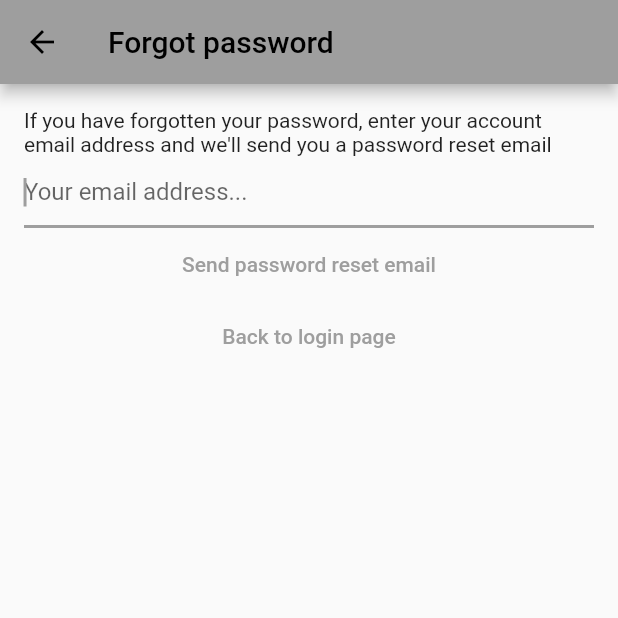
After one commit to oasjs/mynotes, a Flutter app: the ForgotPasswordView screen opened directly, after a tap on "Back to login page", on a phone screen of 412 x 824 dp, the top half of it. The commit adds this screen. Run offline on Flutter 3.47's test engine with Material 2 defaults, Android fonts, the phone set to English and light mode, and no system bars; our stand-ins replace bloc, cloud_firestore, equatable, firebase_auth, firebase_core, flutter_bloc and 2 more; missing offline and left inert: dart:ffi; accounts and stored records are empty; network calls fail.

Commit message:
Adds and implements password reset fnuctionality

```diff
--- a/lib/main.dart
+++ b/lib/main.dart
@@ -6,6 +6,7 @@ import 'package:mynotes/services/auth/bloc/auth_bloc.dart';
 import 'package:mynotes/services/auth/bloc/auth_event.dart';
 import 'package:mynotes/services/auth/bloc/auth_state.dart';
 import 'package:mynotes/services/auth/firebase_auth_provider.dart';
+import 'package:mynotes/views/forgot_password_view.dart';
 import 'package:mynotes/views/login_view.dart';
 import 'package:mynotes/views/notes/create_update_note_view.dart';
 import 'package:mynotes/views/notes/notes_view.dart';
@@ -56,7 +57,7 @@ class HomePage extends StatelessWidget {
       },
       builder: (context, state) {
         // This switch approach must take the runtimeType, or it will try to
-        // check for the compiletimeType otherwise.
+        // check for the compiletimeType.
         switch (state.runtimeType) {
           case AuthStateLoggedIn:
             return const NotesView();
@@ -66,6 +67,8 @@ class HomePage extends StatelessWidget {
             return const LoginView();
           case AuthStateRegistering:
             return const RegisterView();
+          case AuthStateForgotPassword:
+            return const ForgotPasswordView();
           default:
             return const Scaffold(
               body: CircularProgressIndicator(),
--- a/lib/services/auth/auth_provider.dart
+++ b/lib/services/auth/auth_provider.dart
@@ -13,4 +13,5 @@ abstract class AuthProvider {
   });
   Future<void> logOut();
   Future<void> sendEmailVerification();
+  Future<void> sendPasswordReset({required String toEmail});
 }
--- a/lib/services/auth/auth_service.dart
+++ b/lib/services/auth/auth_service.dart
@@ -41,4 +41,8 @@ class AuthService implements AuthProvider {
 
   @override
   Future<void> initialize() => provider.initialize();
+
+  @override
+  Future<void> sendPasswordReset({required String toEmail}) =>
+      provider.sendPasswordReset(toEmail: toEmail);
 }
--- a/lib/services/auth/bloc/auth_event.dart
+++ b/lib/services/auth/bloc/auth_event.dart
@@ -22,6 +22,11 @@ class AuthEventLogIn extends AuthEvent {
   );
 }
 
+class AuthEventForgotPassword extends AuthEvent {
+  final String? email;
+  const AuthEventForgotPassword({this.email});
+}
+
 class AuthEventLogOut extends AuthEvent {
   const AuthEventLogOut();
 }
--- /dev/null
+++ b/lib/utilities/dialogs/password_reset_email_sent_dialog.dart
@@ -0,0 +1,14 @@
+import 'package:flutter/widgets.dart';
+import 'package:mynotes/utilities/dialogs/generic_dialog.dart';
+
+Future<void> showPasswordResetSentDialog(BuildContext context) {
+  return showGenericDialog(
+    context: context,
+    title: 'Password reset',
+    content:
+        'We have sent you a password reset email. Please check your inbox.',
+    optionBuilder: () => {
+      'OK': null,
+    },
+  );
+}
--- /dev/null
+++ b/lib/views/forgot_password_view.dart
@@ -0,0 +1,91 @@
+import 'package:flutter/material.dart';
+import 'package:flutter_bloc/flutter_bloc.dart';
+import 'package:mynotes/services/auth/auth_exceptions.dart';
+import 'package:mynotes/services/auth/bloc/auth_bloc.dart';
+import 'package:mynotes/services/auth/bloc/auth_event.dart';
+import 'package:mynotes/services/auth/bloc/auth_state.dart';
+import 'package:mynotes/utilities/dialogs/error_dialog.dart';
+import 'package:mynotes/utilities/dialogs/password_reset_email_sent_dialog.dart';
+
+class ForgotPasswordView extends StatefulWidget {
+  const ForgotPasswordView({super.key});
+
+  @override
+  State<ForgotPasswordView> createState() => _ForgotPasswordViewState();
+}
+
+class _ForgotPasswordViewState extends State<ForgotPasswordView> {
+  late final TextEditingController _controller;
+
+  @override
+  void initState() {
+    _controller = TextEditingController();
+    super.initState();
+  }
+
+  @override
+  void dispose() {
+    _controller.dispose();
+    super.dispose();
+  }
+
+  @override
+  Widget build(BuildContext context) {
+    return BlocListener<AuthBloc, AuthState>(
+      listener: (context, state) async {
+        if (state is AuthStateForgotPassword) {
+          if (state.hasSentEmail) {
+            _controller.clear();
+            await showPasswordResetSentDialog(context);
+          }
+          if (!mounted) return;
+          switch (state.exception.runtimeType) {
+            case UserNotFoundAuthException:
+              await showErrorDialog(
+                  context, 'We could not find a user with the provided email.');
+              break;
+            case InvalidEmailAuthException:
+              await showErrorDialog(
+                  context, 'The provided email is not valid.');
+              break;
+          }
+        }
+      },
+      child: Scaffold(
+        appBar: AppBar(
+          title: const Text('Forgot password'),
+        ),
+        body: Padding(
+          padding: const EdgeInsets.all(16.0),
+          child: Column(
+            children: [
+              const Text(
+                  "If you have forgotten your password, enter your account email address and we'll send you a password reset email"),
+              TextField(
+                keyboardType: TextInputType.emailAddress,
+                autocorrect: false,
+                autofocus: true,
+                controller: _controller,
+                decoration:
+                    const InputDecoration(hintText: 'Your email address...'),
+              ),
+              TextButton(
+                  onPressed: () {
+                    final email = _controller.text;
+                    context
+                        .read<AuthBloc>()
+                        .add(AuthEventForgotPassword(email: email));
+                  },
+                  child: const Text('Send password reset email')),
+              TextButton(
+                  onPressed: () {
+                    context.read<AuthBloc>().add(const AuthEventLogOut());
+                  },
+                  child: const Text('Back to login page'))
+            ],
+          ),
+        ),
+      ),
+    );
+  }
+}
```
Also changed, not shown: lib/services/auth/firebase_auth_provider.dart (+18 -0 lines).
